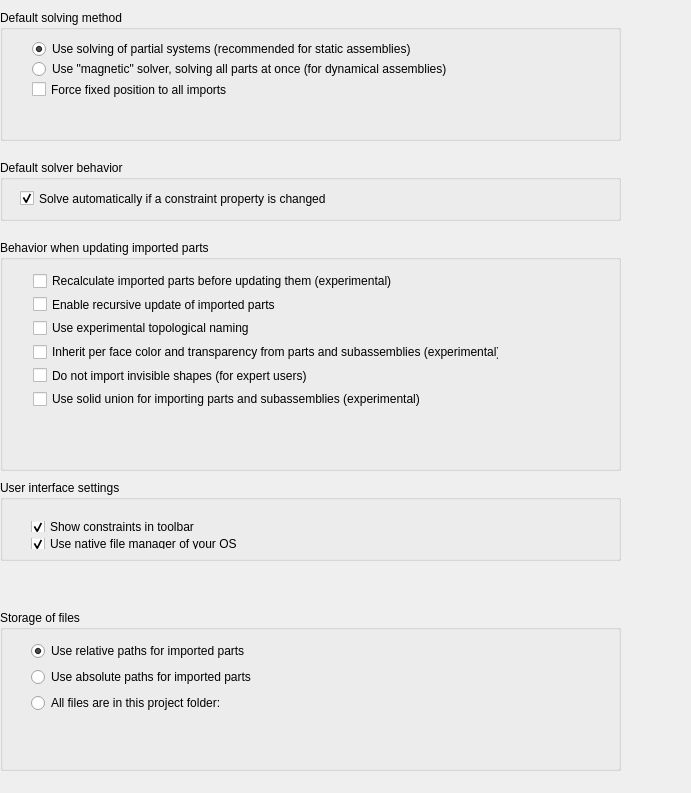
kbwbe/A2plus, file GuiA2p/Resources/ui/a2p_prefs.ui: the form before one commit.
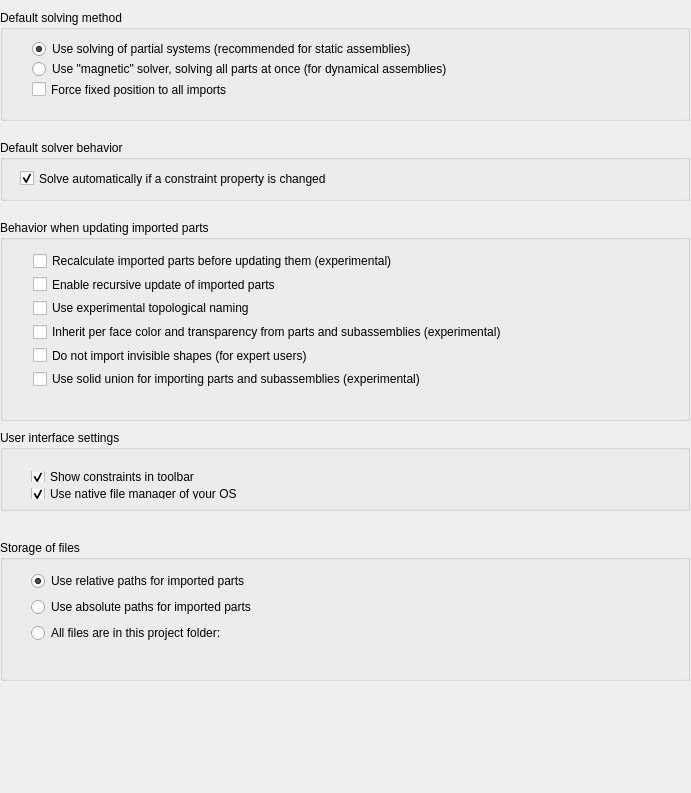
The form after the commit. Custom widgets are drawn as their Qt base class.

Commit message:
Enlarge label's size
Russian words have many letters.
For full viewing I enlarge label's size.

Patch:
```diff
--- a/GuiA2p/Resources/ui/a2p_prefs.ui
+++ b/GuiA2p/Resources/ui/a2p_prefs.ui
@@ -23,8 +23,8 @@
    <property name="geometry">
     <rect>
      <x>0</x>
-     <y>480</y>
-     <width>621</width>
+     <y>430</y>
+     <width>690</width>
      <height>81</height>
     </rect>
    </property>
@@ -42,7 +42,7 @@
      <rect>
       <x>20</x>
       <y>30</y>
-      <width>241</width>
+      <width>661</width>
       <height>50</height>
      </rect>
     </property>
@@ -89,9 +89,9 @@
    <property name="geometry">
     <rect>
      <x>0</x>
-     <y>240</y>
-     <width>621</width>
-     <height>231</height>
+     <y>220</y>
+     <width>690</width>
+     <height>201</height>
     </rect>
    </property>
    <property name="sizePolicy">
@@ -111,7 +111,7 @@
      <rect>
       <x>22</x>
       <y>21</y>
-      <width>476</width>
+      <width>661</width>
       <height>158</height>
      </rect>
     </property>
@@ -228,9 +228,9 @@
    <property name="geometry">
     <rect>
      <x>0</x>
-     <y>610</y>
-     <width>621</width>
-     <height>161</height>
+     <y>540</y>
+     <width>690</width>
+     <height>141</height>
     </rect>
    </property>
    <property name="sizePolicy">
@@ -247,8 +247,8 @@
      <rect>
       <x>20</x>
       <y>20</y>
-      <width>391</width>
-      <height>139</height>
+      <width>661</width>
+      <height>111</height>
      </rect>
     </property>
     <layout class="QVBoxLayout" name="verticalLayout_6">
@@ -298,7 +298,13 @@
       </widget>
      </item>
      <item>
-      <widget class="Gui::PrefFileChooser" name="fileChooser">
+      <widget class="Gui::PrefFileChooser" name="fileChooser" native="true">
+       <property name="sizePolicy">
+        <sizepolicy hsizetype="Preferred" vsizetype="MinimumExpanding">
+         <horstretch>0</horstretch>
+         <verstretch>0</verstretch>
+        </sizepolicy>
+       </property>
        <property name="minimumSize">
         <size>
          <width>350</width>
@@ -311,9 +317,6 @@
          <height>16777215</height>
         </size>
        </property>
-       <property name="mode">
-        <enum>Gui::FileChooser::Directory</enum>
-       </property>
        <property name="prefEntry" stdset="0">
         <cstring>projectFolder</cstring>
        </property>
@@ -322,19 +325,6 @@
        </property>
       </widget>
      </item>
-     <item>
-      <spacer name="verticalSpacer_6">
-       <property name="orientation">
-        <enum>Qt::Vertical</enum>
-       </property>
-       <property name="sizeHint" stdset="0">
-        <size>
-         <width>20</width>
-         <height>40</height>
-        </size>
-       </property>
-      </spacer>
-     </item>
     </layout>
    </widget>
   </widget>
@@ -342,8 +332,8 @@
    <property name="geometry">
     <rect>
      <x>0</x>
-     <y>160</y>
-     <width>621</width>
+     <y>140</y>
+     <width>690</width>
      <height>61</height>
     </rect>
    </property>
@@ -361,7 +351,7 @@
      <rect>
       <x>20</x>
       <y>30</y>
-      <width>601</width>
+      <width>661</width>
       <height>17</height>
      </rect>
     </property>
@@ -384,8 +374,8 @@
     <rect>
      <x>0</x>
      <y>10</y>
-     <width>621</width>
-     <height>131</height>
+     <width>690</width>
+     <height>111</height>
     </rect>
    </property>
    <property name="sizePolicy">
@@ -402,33 +392,11 @@
      <rect>
       <x>21</x>
       <y>21</y>
-      <width>469</width>
+      <width>661</width>
       <height>77</height>
      </rect>
     </property>
     <layout class="QFormLayout" name="formLayout_2">
-     <item row="0" column="0">
-      <widget class="Gui::PrefRadioButton" name="radioButton">
-       <property name="toolTip">
-        <string>Solver begins with a fixed part and a part constrained to it.
-All other parts are not calculated. If a solution could be
-found, the next constrained part is added for the
-calculation and so on.</string>
-       </property>
-       <property name="text">
-        <string>Use solving of partial systems (recommended for static assemblies)</string>
-       </property>
-       <property name="checked">
-        <bool>true</bool>
-       </property>
-       <property name="prefEntry" stdset="0">
-        <cstring>usePartialSolver</cstring>
-       </property>
-       <property name="prefPath" stdset="0">
-        <cstring>Mod/A2plus</cstring>
-       </property>
-      </widget>
-     </item>
      <item row="1" column="0">
       <widget class="Gui::PrefRadioButton" name="radioButton_2">
        <property name="toolTip">
@@ -463,6 +431,34 @@
        </property>
       </widget>
      </item>
+     <item row="0" column="0" colspan="2">
+      <widget class="Gui::PrefRadioButton" name="radioButton">
+       <property name="sizePolicy">
+        <sizepolicy hsizetype="MinimumExpanding" vsizetype="Fixed">
+         <horstretch>0</horstretch>
+         <verstretch>0</verstretch>
+        </sizepolicy>
+       </property>
+       <property name="toolTip">
+        <string>Solver begins with a fixed part and a part constrained to it.
+All other parts are not calculated. If a solution could be
+found, the next constrained part is added for the
+calculation and so on.</string>
+       </property>
+       <property name="text">
+        <string>Use solving of partial systems (recommended for static assemblies)</string>
+       </property>
+       <property name="checked">
+        <bool>true</bool>
+       </property>
+       <property name="prefEntry" stdset="0">
+        <cstring>usePartialSolver</cstring>
+       </property>
+       <property name="prefPath" stdset="0">
+        <cstring>Mod/A2plus</cstring>
+       </property>
+      </widget>
+     </item>
     </layout>
    </widget>
   </widget>
```
Left out of the diff: 6 changed lines with no effect on the pictures.
